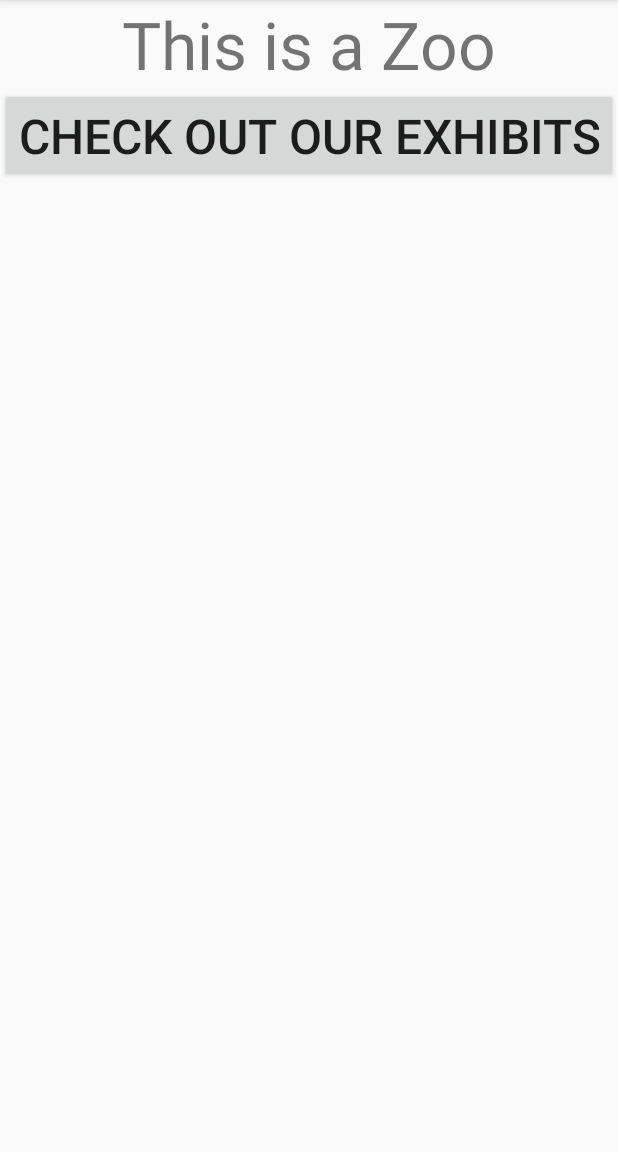
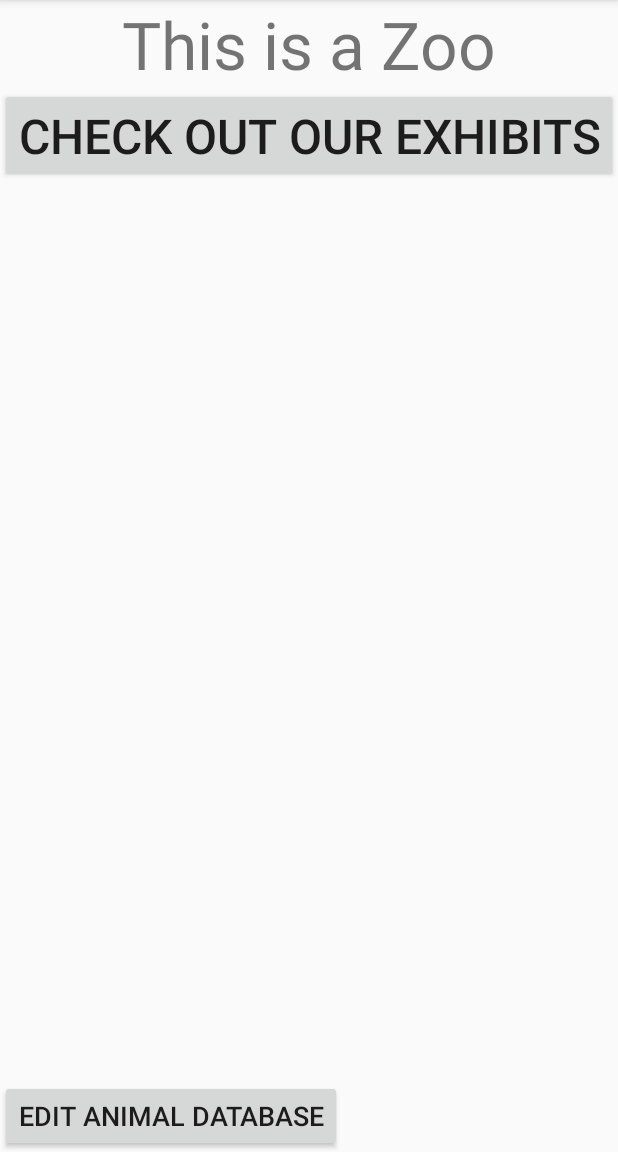
Before and after one commit to josecatalasan/Week2Daily2Zoo, an Android app: the screen it shows after launch (MainActivity), on a phone screen of 412 x 824 dp, the part 84-1236 px from its top. Run offline under Robolectric (Android 15) with nearby library versions, the phone set to English and light mode, and no system bars.

Commit message:
added button to MainActivity, updated AnimalListAdapter constructor and onClick function

```diff
--- a/Week2Daily2Zoo/app/src/main/java/com/example/week2daily2zoo/AnimalListActivity.java
+++ b/Week2Daily2Zoo/app/src/main/java/com/example/week2daily2zoo/AnimalListActivity.java
@@ -31,7 +31,7 @@ public class AnimalListActivity extends AppCompatActivity {
         //adapter
         String habitat = getIntent().getStringExtra("category");
         ArrayList<Animal> displayList = dbHelper.getAnimalsByHabitat(habitat);
-        AnimalListAdapter adapter = new AnimalListAdapter(displayList);
+        AnimalListAdapter adapter = new AnimalListAdapter(displayList, 0);
         recyclerView.setAdapter(adapter);
 
     }
--- a/Week2Daily2Zoo/app/src/main/java/com/example/week2daily2zoo/model/datasource/local/database/AnimalDatabaseHelper.java
+++ b/Week2Daily2Zoo/app/src/main/java/com/example/week2daily2zoo/model/datasource/local/database/AnimalDatabaseHelper.java
@@ -111,7 +111,7 @@ public class AnimalDatabaseHelper extends SQLiteOpenHelper {
     }
 
     //Update Phone in the database
-    public void updatePhoneInDB(String name, Animal animal) {
+    public void updateAnimalInDB(String name, Animal animal) {
         SQLiteDatabase sqLiteDatabase = this.getWritableDatabase();
         ContentValues contentValues = new ContentValues();
 
@@ -126,7 +126,7 @@ public class AnimalDatabaseHelper extends SQLiteOpenHelper {
     }
 
     //Delete a Phone
-    public void deletePhoneInDB(String name) {
+    public void deleteAnimalInDB(String name) {
         SQLiteDatabase sqLiteDatabase = this.getWritableDatabase();
         sqLiteDatabase.delete(AnimalDatabaseContract.TABLE_NAME, "ID = ?", new String[]{name});
     }
--- a/Week2Daily2Zoo/app/src/main/res/layout/activity_animal_dbedit.xml
+++ b/Week2Daily2Zoo/app/src/main/res/layout/activity_animal_dbedit.xml
@@ -6,4 +6,6 @@
     android:layout_height="match_parent"
     tools:context=".AnimalDBEditActivity">
 
+
+
 </androidx.constraintlayout.widget.ConstraintLayout>
--- a/Week2Daily2Zoo/app/src/main/res/layout/activity_main.xml
+++ b/Week2Daily2Zoo/app/src/main/res/layout/activity_main.xml
@@ -23,7 +23,16 @@
         android:textSize="32dp"
         android:layout_width="wrap_content"
         android:layout_height="wrap_content"
-        android:onClick="goToCategories"
+        android:onClick="onClick"
         app:layout_constraintTop_toBottomOf="@id/mainHeader"/>
 
+    <Button
+        android:id = "@+id/btnEdit"
+        android:text="Edit Animal Database"
+        android:textSize="18dp"
+        android:layout_width="wrap_content"
+        android:layout_height="wrap_content"
+        android:onClick="onClick"
+        app:layout_constraintBottom_toBottomOf="parent"/>
+
 </androidx.constraintlayout.widget.ConstraintLayout>
```
Also changed, not shown: Week2Daily2Zoo/app/src/main/java/com/example/week2daily2zoo/AnimalListAdapter.java (+34 -6 lines), Week2Daily2Zoo/app/src/main/java/com/example/week2daily2zoo/MainActivity.java (+10 -3 lines).
